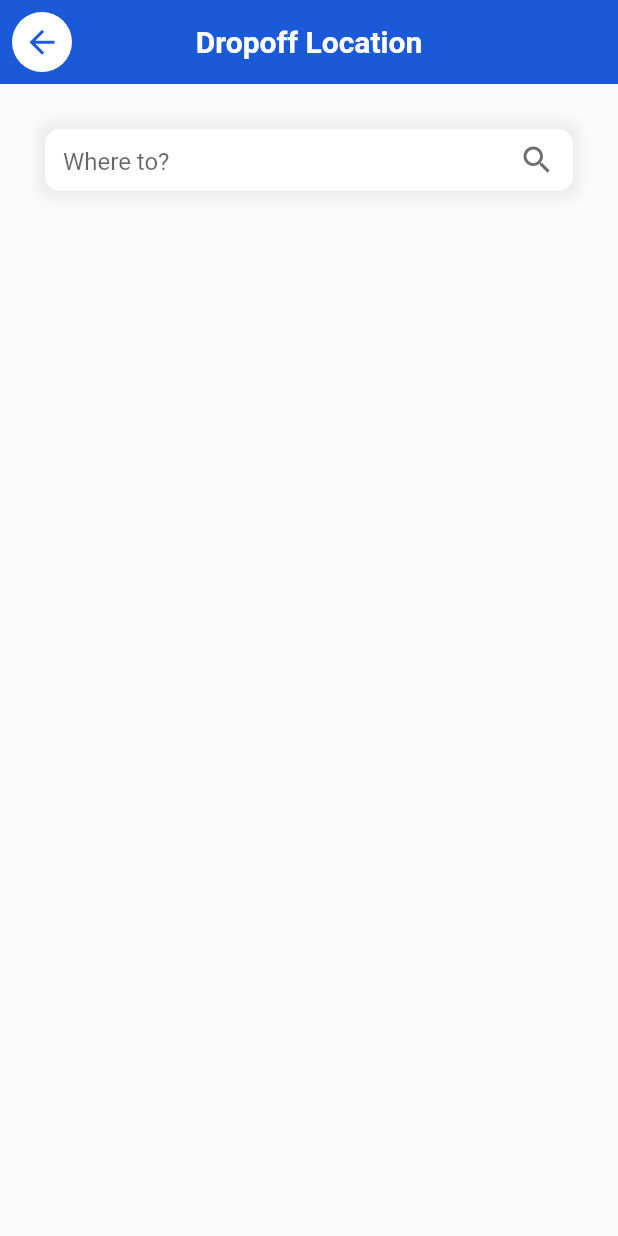
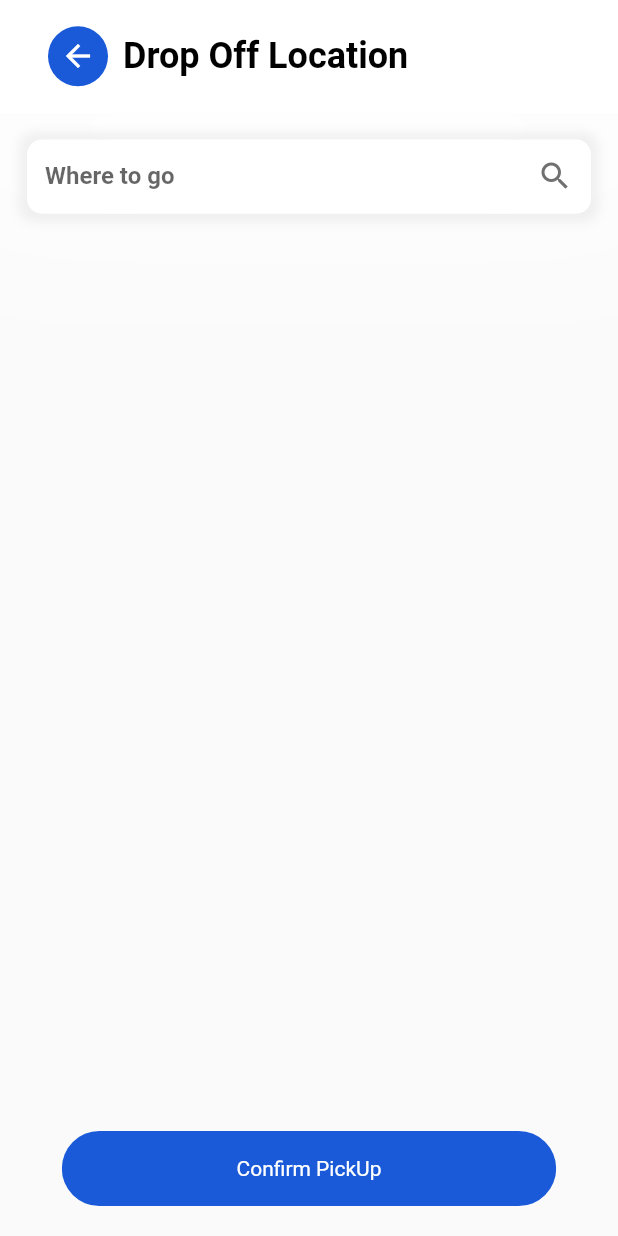
Before and after one commit to sadeelmu/Ontheway, a Flutter app: the LocationSearchScreen screen opened by its route, on a phone screen of 412 x 824 dp. Run offline on Flutter 3.47's test engine with Material 2 defaults, Android fonts, the phone set to English and light mode, and no system bars; our stand-ins replace geolocator, google_maps_flutter; missing offline and left inert: flutter_polyline_points.

Commit message:
drop off alternative, not sure if routers are working

```diff
--- a/lib/app.dart
+++ b/lib/app.dart
@@ -14,7 +14,7 @@ class App extends StatelessWidget {
   @override
   Widget build(BuildContext context) {
 
-    return MaterialApp(initialRoute: RoutesConstants.location_search_page, routes: routes);
+    return MaterialApp(initialRoute: RoutesConstants.destination_page, routes: routes);
 
 
   }
--- a/lib/core/constants/routers_constants.dart
+++ b/lib/core/constants/routers_constants.dart
@@ -5,4 +5,5 @@ class RoutesConstants {
   static const location_search_page = "location_search_page";
   static const ride_options_page = "ride_options_page";
   static const location_pickup = "location_pickup";
+  static const dropoff_location = "dropoff_location";
 }
--- a/lib/core/screens/location_search/location_search_screen.dart
+++ b/lib/core/screens/location_search/location_search_screen.dart
@@ -6,7 +6,11 @@ import 'package:beltareeq/core/services/mock_services.dart';
 import 'package:beltareeq/core/shared_widgets/location_search_tile.dart';
 import 'package:flutter/material.dart';
 
+
 import '../../constants/color_constants.dart';
+import '../../constants/routers_constants.dart';
+import '../../custom_widgets/custom_app_bar.dart';
+import '../../utils/custom_map_search_screen.dart';
 
 class LocationSearchScreen extends StatefulWidget {
   const LocationSearchScreen({Key? key}) : super(key: key);
@@ -21,151 +25,171 @@ class _LocationSearchScreenState extends State<LocationSearchScreen> {
   @override
   Widget build(BuildContext context) {
     return Scaffold(
-      appBar: AppBar(
-        backgroundColor: ColorConstants.color_0xff1A5AD9,
-        elevation: 0,
-        centerTitle: true,
-        title: CustomText(
-          title: "Dropoff Location",
-          style: TextStyle(color: ColorConstants.color_0xffffffff, fontWeight: FontWeight.bold),
-        ),
-        leading: InkWell(
-          onTap: () {
-            Navigator.pop(context);
+        backgroundColor: ColorConstants.color_0xffffffff,
+        appBar: BaseAppBar(
+            backgroundColor: ColorConstants.color_0xffffffff,
+            coloredfirstTextColor: ColorConstants.color_0xff1A5AD9,
+            isToLined: false,
+            secondeText: "Drop Off Location",
+            secondeTextColor: Colors.black,
+            avatarColor: ColorConstants.color_0xff1A5AD9,
+            iconColor: ColorConstants.color_0xffffffff,
+            hasBackIcon: true),
+        body: CustomMapSearchScreen(
+          hasButton: true,
+          buttonTab: () {
+            Navigator.pushNamed(context, RoutesConstants.location_pickup);
           },
-          child: Padding(
-            padding: const EdgeInsets.all(8.0),
-            child: CircleAvatar(
-              child: const Icon(
-                Icons.arrow_back_outlined,
-                color: ColorConstants.color_0xff1A5AD9,
-                size: 25,
-              ),
-              backgroundColor: ColorConstants.color_0xffffffff,
-            ),
-          ),
-        ),
-      ),
-      body: SafeArea(
-        child: Padding(
-          padding: const EdgeInsets.all(30),
-          child: Column(
-            children: [
-              Row(
-                children: [
-                  Expanded(
-                    child: Container(
-                      height: MediaQuery.of(context).size.height * 0.05,
-                      decoration: BoxDecoration(
-                          borderRadius: BorderRadius.circular(10),
-                          color: Colors.white,
-                          boxShadow: [BoxShadow(spreadRadius: 5, blurRadius: 5, color: Colors.black.withOpacity(0.05))]),
-                      child: TextField(
-                          readOnly: true,
-                          onTap: () {
-                            shouldShowListController.sink.add(true);
-                          },
-                          textAlignVertical: TextAlignVertical.center,
-                          decoration: InputDecoration(
-                              suffixIcon: Icon(
-                                Icons.search,
-                                color: ColorConstants.color_0xff707070,
-                              ),
-                              contentPadding: EdgeInsets.only(bottom: 5, left: 12),
-                              hintStyle: TextStyle(fontWeight: FontWeight.normal),
-                              hintText: "Where to?",
-                              border: InputBorder.none,
-                              alignLabelWithHint: true)),
-                    ),
-                  ),
-                ],
-              ),
-
-
-              SizedBox(
-                height: 20),
-
-
-              StreamBuilder<bool>(
-                  stream: shouldShowListController.stream,
-                  initialData: false,
-                  builder: (context, snapshot) {
-                    if (snapshot.data ?? false) {
-                      return Expanded(
-
-                        child: ListView.builder(
-                          itemBuilder: (context, count) {
-                            return Container(
-                              child: Column(
-                                crossAxisAlignment: CrossAxisAlignment.start,
-                                children: [
-                                  SizedBox(
-                                    height: 15,
-                                  ),
-                                Row(
-                                  children: [
-                                    CircleAvatar(child: Icon(Icons.favorite_rounded, color: ColorConstants.color_0xffffffff,),backgroundColor: ColorConstants.color_0xff003B8E,),
-                                    SizedBox(
-                                      width: 10,
-                                    ),
-                                    Column(children: [
-                                      CustomText(
-                                        title: "Saved Places",
-                                        style: TextStyle(),
-                                        shouldFit: false,
-                                      ),
-                                      SizedBox(
-                                        height: 5,
-                                      ),
-                                    ]),
-                                  ],
-                                ),
-                                  Divider(
-                                    color: ColorConstants.color_0xff1A5AD9,
-                                  ),
-                                  LocationSearchTile(),
-
-                                  SizedBox(
-                                    height: 5,
-                                  ),
-                                  Row(
-                                    children: [
-                                      CircleAvatar(child: Icon(Icons.history, color: ColorConstants.color_0xffffffff,),backgroundColor: ColorConstants.color_0xff003B8E,),
-                                      SizedBox(
-                                        width: 10,
-                                      ),
-                                      Column(children: [
-                                        CustomText(
-                                          title: "Recent Places",
-                                          style: TextStyle(),
-                                          shouldFit: false,
-                                        ),
-                                        SizedBox(
-                                          height: 5,
-                                        ),
-                                      ]),
-                                    ],
-                                  ),
-                                  Divider(
-                                    color: ColorConstants.color_0xff1A5AD9,
-                                  ),
-                                  LocationSearchTile(),
-                                ],
-                              ),
-                            );
-                          },
-                          itemCount: MockService().mockLoction.length,
-                          padding: const EdgeInsets.all(5),
-                        ),
-                      );
-                    } else {
-                      return Container();
-                    }
-                  }),
-            ],
-          ),
-        ),
-      ),
+        )
+    //   appBar: AppBar(
+    //     backgroundColor: ColorConstants.color_0xff1A5AD9,
+    //     elevation: 0,
+    //     centerTitle: true,
+    //     title: CustomText(
+    //       title: "Dropoff Location",
+    //       style: TextStyle(color: ColorConstants.color_0xffffffff, fontWeight: FontWeight.bold),
+    //     ),
+    //     leading: InkWell(
+    //       onTap: () {
+    //         Navigator.pop(context);
+    //       },
+    //       child: Padding(
+    //         padding: const EdgeInsets.all(8.0),
+    //         child: CircleAvatar(
+    //           child: const Icon(
+    //             Icons.arrow_back_outlined,
+    //             color: ColorConstants.color_0xff1A5AD9,
+    //             size: 25,
+    //           ),
+    //           backgroundColor: ColorConstants.color_0xffffffff,
+    //         ),
+    //       ),
+    //     ),
+    //   ),
+    //   body: SafeArea(
+    //     child: Padding(
+    //       padding: const EdgeInsets.all(30),
+    //       child: Column(
+    //         children: [
+    //           Row(
+    //             children: [
+    //               Expanded(
+    //                 child: Container(
+    //                   height: MediaQuery.of(context).size.height * 0.05,
+    //                   decoration: BoxDecoration(
+    //                       borderRadius: BorderRadius.circular(10),
+    //                       color: Colors.white,
+    //                       boxShadow: [BoxShadow(spreadRadius: 5, blurRadius: 5, color: Colors.black.withOpacity(0.05))]),
+    //                   child: TextField(
+    //                       readOnly: true,
+    //                       onTap: () {
+    //                         shouldShowListController.sink.add(true);
+    //                       },
+    //                       textAlignVertical: TextAlignVertical.center,
+    //                       decoration: InputDecoration(
+    //                           suffixIcon: Icon(
+    //                             Icons.search,
+    //                             color: ColorConstants.color_0xff707070,
+    //                           ),
+    //                           contentPadding: EdgeInsets.only(bottom: 5, left: 12),
+    //                           hintStyle: TextStyle(fontWeight: FontWeight.normal),
+    //                           hintText: "Where to?",
+    //                           border: InputBorder.none,
+    //                           alignLabelWithHint: true)),
+    //                 ),
+    //               ),
+    //             ],
+    //           ),
+    //
+    //
+    //
+    //
+    //           StreamBuilder<bool>(
+    //               stream: shouldShowListController.stream,
+    //               initialData: false,
+    //               builder: (context, snapshot) {
+    //                 if (snapshot.data ?? false) {
+    //                   return Expanded(
+    //
+    //                     child: ListView.builder(
+    //                       itemBuilder: (context, count) {
+    //                         return Container(
+    //                           child:
+    //                           Column(
+    //                             crossAxisAlignment: CrossAxisAlignment.start,
+    //                             children: [
+    //                               SizedBox(
+    //                                 height: 15,
+    //                               ),
+    //                             Row(
+    //                               children: [
+    //                                 CircleAvatar(child: Icon(Icons.favorite_rounded, color: ColorConstants.color_0xffffffff,),backgroundColor: ColorConstants.color_0xff1A5AD9,),
+    //                                 SizedBox(
+    //                                   width: 10,
+    //                                 ),
+    //                                 Column(children: [
+    //                                   CustomText(
+    //                                     title: "Saved Places",
+    //                                     style: TextStyle(),
+    //                                     shouldFit: false,
+    //                                   ),
+    //                                   SizedBox(
+    //                                     height: 5,
+    //                                   ),
+    //                                 ]),
+    //                               ],
+    //                             ),
+    //                               Divider(
+    //                                 color: ColorConstants.color_0xff1A5AD9,
+    //                               ),
+    //                               LocationSearchTile(),
+    //
+    //                               SizedBox(
+    //                                 height: 5,
+    //                               ),
+    //                               Row(
+    //                                 children: [
+    //                                   CircleAvatar(child: Icon(Icons.history, color: ColorConstants.color_0xffffffff,),backgroundColor: ColorConstants.color_0xff1A5AD9,),
+    //                                   SizedBox(
+    //                                     width: 10,
+    //                                   ),
+    //                                   Column(children: [
+    //                                     CustomText(
+    //                                       title: "Recent Places",
+    //                                       style: TextStyle(),
+    //                                       shouldFit: false,
+    //                                     ),
+    //                                     SizedBox(
+    //                                       height: 5,
+    //                                     ),
+    //                                   ]),
+    //                                 ],
+    //                               ),
+    //                               Divider(
+    //                                 color: ColorConstants.color_0xff1A5AD9,
+    //                               ),
+    //                               LocationSearchTile(),
+    //
+    //
+    //                             ],
+    //                           ),
+    //
+    //                         );
+    //                       },
+    //                       itemCount: MockService().mockLoction.length,
+    //                       padding: const EdgeInsets.all(5),
+    //
+    //                     ),
+    //                   );
+    //                 } else {
+    //                   return Container();
+    //                 }
+    //               }),
+    //
+    //         ],
+    //       ),
+    //     ),
+    //   ),
     );
   }
 }
--- a/lib/core/services/mock_services.dart
+++ b/lib/core/services/mock_services.dart
@@ -4,14 +4,8 @@ import 'package:beltareeq/core/models/mock_location_model.dart';
 class MockService {
   List<LocationModel> mockLoction = [
     LocationModel(isFavrite: true, locationName: "Home", locationSubTitle: "seventh Circle"),
-    LocationModel(isFavrite: false, locationName: "Home", locationSubTitle: "seventh Circle"),
-    LocationModel(isFavrite: true, locationName: "Home", locationSubTitle: "seventh Circle"),
-    LocationModel(isFavrite: true, locationName: "Home", locationSubTitle: "seventh Circle"),
-    LocationModel(isFavrite: true, locationName: "Home", locationSubTitle: "seventh Circle"),
-    LocationModel(isFavrite: true, locationName: "Home", locationSubTitle: "seventh Circle"),
-    LocationModel(isFavrite: true, locationName: "Home", locationSubTitle: "seventh Circle"),
-    LocationModel(isFavrite: true, locationName: "Home", locationSubTitle: "seventh Circle"),
-    LocationModel(isFavrite: true, locationName: "Home", locationSubTitle: "seventh Circle"),
+    LocationModel(isFavrite: false, locationName: "PSUT", locationSubTitle: "Queen Rania Street"),
+
   ];
   List<RideOptionsMockModel> rideOptionModel = [
     RideOptionsMockModel(
--- a/lib/core/shared_widgets/location_search_tile.dart
+++ b/lib/core/shared_widgets/location_search_tile.dart
@@ -28,12 +28,16 @@ class _LocationSearchTileState extends State<LocationSearchTile> {
             title:  "PSUT",
             style: TextStyle(),
             shouldFit: false,
+
           ),
           SizedBox(
             height: 5,
           ),
-        ]),
+        ]
+
+        ),
       ],
+
     );
 
 
```
Also changed, not shown: lib/core/screens/dropoff_page/dropoff_page_screen.dart (added, +40 -0 lines).
